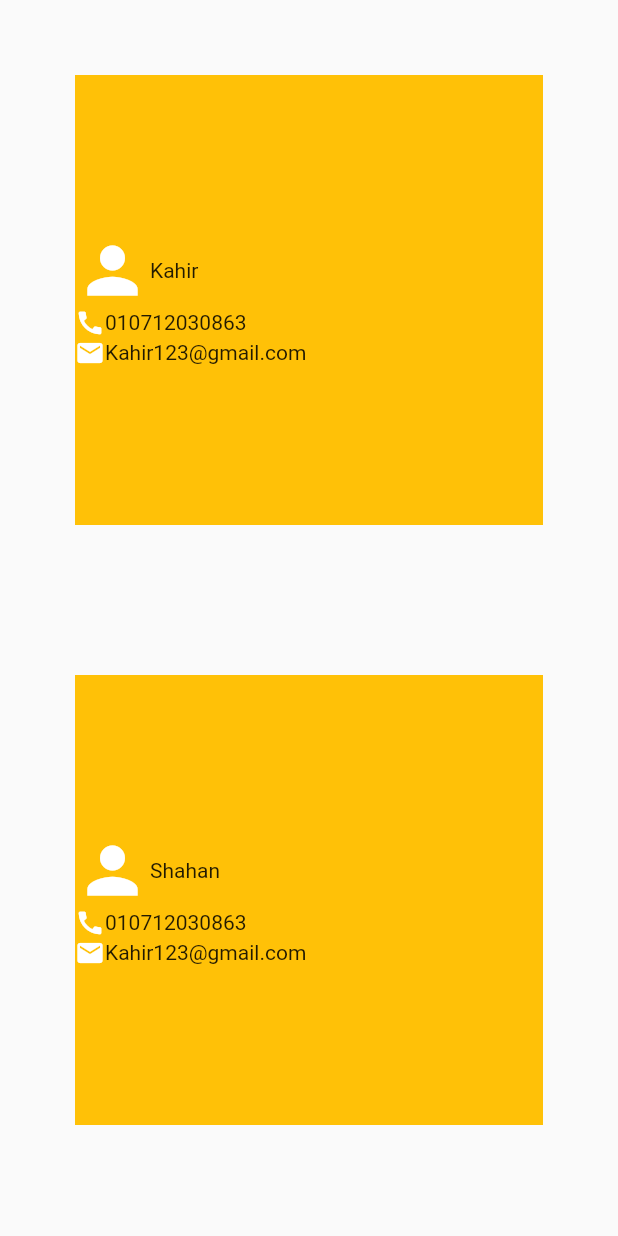
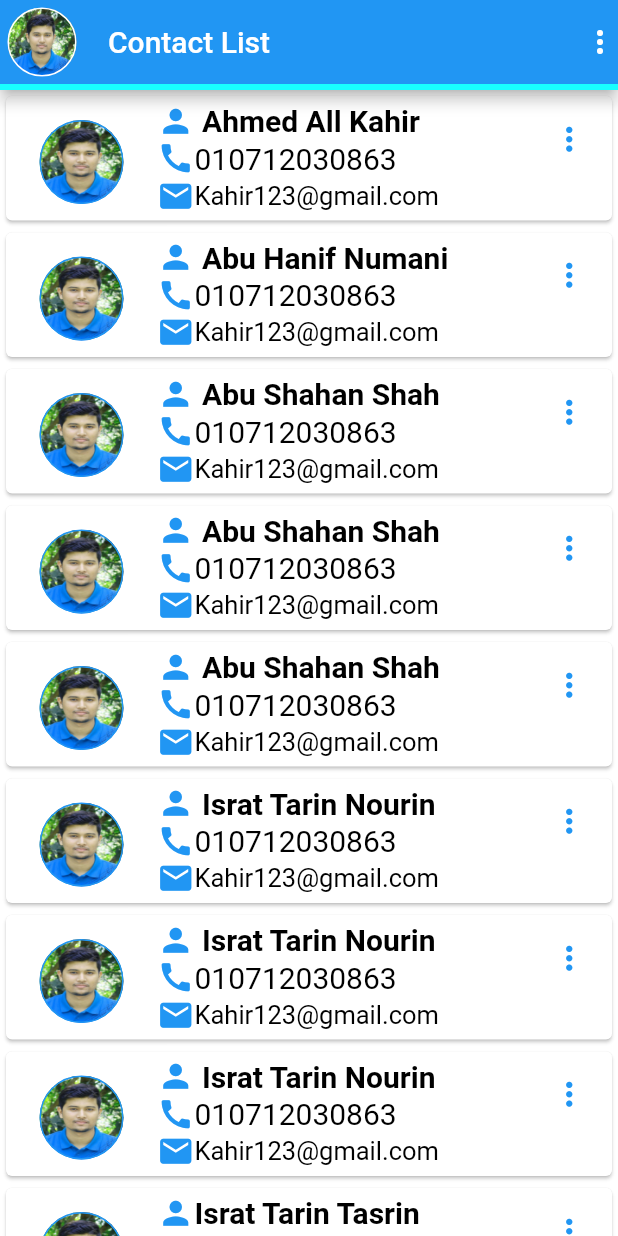
Before and after one commit to abuhanifnumani/Flutter-Dev, a Flutter app: the screen it shows after launch, on a phone screen of 412 x 824 dp. Run offline on Flutter 3.47's test engine with Material 2 defaults, Android fonts, the phone set to English and light mode, and no system bars.

Commit message:
ListView cmt

```diff
--- a/selfstudy21/lib/listview_contact.dart
+++ b/selfstudy21/lib/listview_contact.dart
@@ -8,8 +8,23 @@ class listview extends StatefulWidget {
 }
 
 class _listviewState extends State<listview> {
-  var namelist = ["Kahir", "Shahan", "Nourin", "Tasrin"];
+  var namelist = [
+    " Ahmed All Kahir",
+    " Abu Hanif Numani",
+    " Abu Shahan Shah",
+    " Abu Shahan Shah ",
+    " Abu Shahan Shah ",
+    " Israt Tarin Nourin",
+    " Israt Tarin Nourin",
+    " Israt Tarin Nourin",
+    "Israt Tarin Tasrin"
+  ];
   var numlist = [
+    "010712030863",
+    "010712030863",
+    "010712030863",
+    "010712030863",
+    "010712030863",
     "010712030863",
     "010712030863",
     "010712030863",
@@ -19,55 +34,116 @@ class _listviewState extends State<listview> {
     "Kahir123@gmail.com",
     "Kahir123@gmail.com",
     "Kahir123@gmail.com",
+    "Kahir123@gmail.com",
+    "Kahir123@gmail.com",
+    "Kahir123@gmail.com",
+    "Kahir123@gmail.com",
+    "Kahir123@gmail.com",
     "Kahir123@gmail.com"
   ];
+
   @override
   Widget build(BuildContext context) {
+    print(namelist.length);
+    var wsize = MediaQuery.of(context).size.width;
     return Scaffold(
+        backgroundColor: Colors.white,
+        appBar: AppBar(
+          title:
+              const Text("Contact List", style: TextStyle(color: Colors.white)),
+          //centerTitle: true,
+          backgroundColor: Colors.blue,
+          leading: Container(
+            //padding: EdgeInsets.all(1),
+            margin: EdgeInsetsDirectional.all(5),
+            decoration: BoxDecoration(
+                color: Colors.blue,
+                border: Border.all(color: Colors.white),
+                shape: BoxShape.circle,
+                //borderRadius: BorderRadius.circular(50),
+                image: const DecorationImage(
+                  image: AssetImage("img/tShirt.jpg"),
+                  fit: BoxFit.fill,
+                )),
+          ),
+          actions: [Icon(Icons.more_vert)],
+          bottom: PreferredSize(
+              child: Container(
+                color: Colors.cyanAccent,
+                height: 4.0,
+              ),
+              preferredSize: Size.fromHeight(4.0)),
+        ),
         body: ListView.builder(
             itemCount: namelist.length,
             itemBuilder: (BuildContext context, int index) {
               return Container(
-                height: 300,
-                color: Colors.amber,
-                margin: EdgeInsets.all(50),
                 //child: Text(index.toString()),
                 //child: Center( child: Text(namelist[index])),
-                child: Column(
-                  mainAxisAlignment: MainAxisAlignment.center,
-                  crossAxisAlignment: CrossAxisAlignment.center,
+                child: Card(
+                  child: ListTile(
+                    leading: Container(
+                      //padding: EdgeInsets.all(10),
+                      //margin: EdgeInsetsDirectional.all(1),
+                      width: wsize / 6,
+                      decoration: BoxDecoration(
+                          border: Border.all(color: Colors.blue),
+                          shape: BoxShape.circle,
+                          image: const DecorationImage(
+                            image: AssetImage("img/tShirt.jpg"),
+                            fit: BoxFit.fill,
+                          )),
+                    ),
+                    title: Column(
                       children: [
                         Row(
                           children: [
                             Icon(
                               Icons.person,
-                          size: 50,
-                          color: Colors.white,
+                              size: 25,
+                              color: Colors.blue,
                             ),
-                        Text(namelist[index]),
+                            Text(
+                              namelist[index],
+                              style: TextStyle(
+                                  color: Colors.black,
+                                  fontWeight: FontWeight.bold,
+                                  fontSize: 20),
+                            ),
                           ],
                         ),
                         Row(
                           children: [
                             Icon(
                               Icons.call,
-                          size: 20,
-                          color: Colors.white,
+                              size: 25,
+                              color: Colors.blue,
                             ),
-                        Text(numlist[index])
+                            Text(numlist[index],
+                                style: TextStyle(
+                                    color: Colors.black, fontSize: 20))
                           ],
                         ),
-                    Row(
+                      ],
+                    ),
+                    subtitle: Row(
                       children: [
                         Icon(
                           Icons.email,
-                          size: 20,
-                          color: Colors.white,
+                          size: 25,
+                          color: Colors.blue,
                         ),
-                        Text(elist[index]),
+                        Text(elist[index],
+                            style:
+                                TextStyle(color: Colors.black, fontSize: 17)),
                       ],
                     ),
-                  ],
+                    trailing: Icon(
+                      Icons.more_vert,
+                      size: 25,
+                      color: Colors.blue,
+                    ),
+                  ),
                 ),
               );
             }));
--- a/selfstudy21/pubspec.yaml
+++ b/selfstudy21/pubspec.yaml
@@ -51,7 +51,8 @@ dev_dependencies:
 
 # The following section is specific to Flutter.
 flutter:
-
+  assets:
+    - img/
   # The following line ensures that the Material Icons font is
   # included with your application, so that you can use the icons in
   # the material Icons class.
```
Also changed, not shown: selfstudy21/lib/demo.dart (+79 -1 lines), selfstudy21/img/tShirt.jpg (added). Lines whose indentation alone changed are shown as unchanged.
